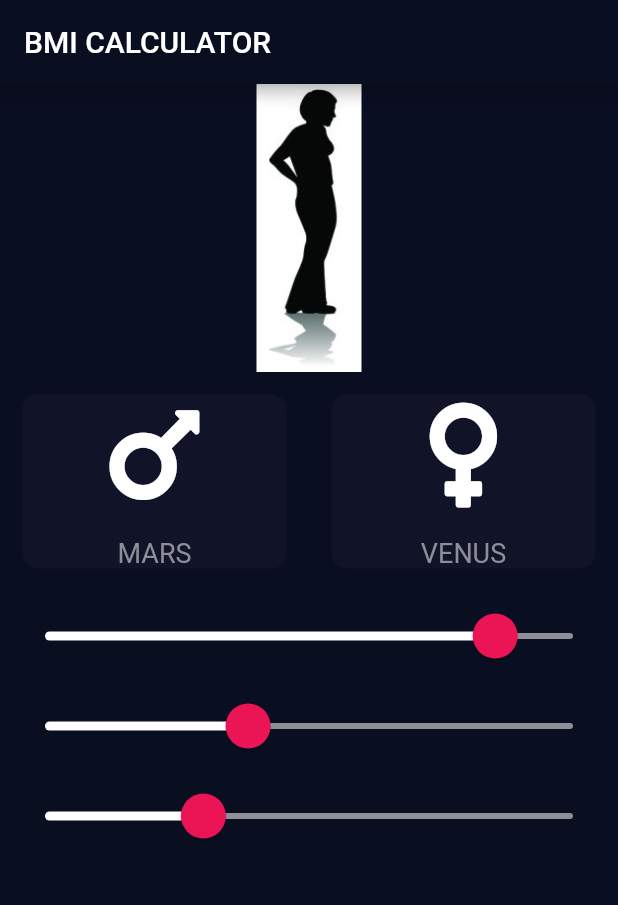
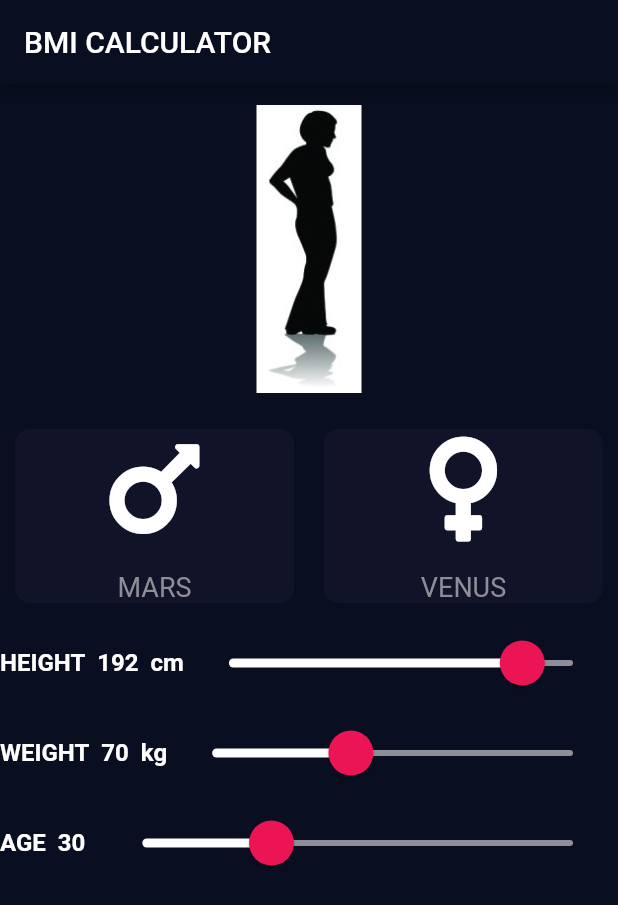
Before and after one commit to IvorNorval/bmi_app, a Flutter app: the screen it shows after launch, on a phone screen of 412 x 824 dp. Shown: the top 905 px of the screen. Run offline on Flutter 3.47's test engine with Material 2 defaults, Android fonts, the phone set to English and light mode, and no system bars; our stand-ins replace font_awesome_flutter.

Commit message:
Add text for weight, height & age

```diff
--- a/lib/components/reusable_card.dart
+++ b/lib/components/reusable_card.dart
@@ -12,7 +12,7 @@ class ReusableCard extends StatelessWidget {
       onTap: onPress,
       child: Container(
         child: cardChild,
-        margin: EdgeInsets.all(15.0),
+        margin: EdgeInsets.all(10.0),
         decoration: BoxDecoration(
           color: color,
           borderRadius: BorderRadius.circular(10.0),
--- a/lib/constants.dart
+++ b/lib/constants.dart
@@ -56,7 +56,8 @@ const kBMITextStyle = TextStyle(
 );
 
 const kBodyTextStyle = TextStyle(
-  fontSize: 22.0,
+  fontSize: 16.0,
+  fontWeight: FontWeight.bold,
 );
 
 double kMinHeight = 120.0;
--- a/lib/screens/input_page.dart
+++ b/lib/screens/input_page.dart
@@ -28,7 +28,9 @@ class _InputPageState extends State<InputPage> {
       body: Column(
         crossAxisAlignment: CrossAxisAlignment.stretch,
         children: <Widget>[
-          Row(
+          Container(
+            height: 220,
+            child: Row(
               mainAxisAlignment: MainAxisAlignment.center,
               children: <Widget>[
                 Container(
@@ -43,6 +45,7 @@ class _InputPageState extends State<InputPage> {
                   ),
                 ),
               ],
+            ),
           ),
           Row(
             children: <Widget>[
@@ -82,7 +85,28 @@ class _InputPageState extends State<InputPage> {
               ),
             ],
           ),
-          SliderTheme(
+          Row(
+            children: <Widget>[
+              Padding(
+                padding: const EdgeInsets.only(right: 8),
+                child: Text(
+                  'HEIGHT',
+                  style: kBodyTextStyle,
+                ),
+              ),
+              Padding(
+                padding: const EdgeInsets.only(right: 8),
+                child: Text(
+                  height.toString(),
+                  style: kBodyTextStyle,
+                ),
+              ),
+              Text(
+                'cm',
+                style: kBodyTextStyle,
+              ),
+              Expanded(
+                child: SliderTheme(
                   data: SliderTheme.of(context).copyWith(
                     activeTrackColor: kActiveColor,
                     inactiveTrackColor: kInactiveColor,
@@ -103,7 +127,31 @@ class _InputPageState extends State<InputPage> {
                     },
                   ),
                 ),
-          SliderTheme(
+              ),
+            ],
+          ),
+          Row(
+            children: <Widget>[
+              Padding(
+                padding: const EdgeInsets.only(right: 8),
+                child: Text(
+                  'WEIGHT',
+                  style: kBodyTextStyle,
+                ),
+              ),
+              Padding(
+                padding: const EdgeInsets.only(right: 8),
+                child: Text(
+                  weight.toString(),
+                  style: kBodyTextStyle,
+                ),
+              ),
+              Text(
+                'kg',
+                style: kBodyTextStyle,
+              ),
+              Expanded(
+                child: SliderTheme(
                   data: SliderTheme.of(context).copyWith(
                     activeTrackColor: kActiveColor,
                     inactiveTrackColor: kInactiveColor,
@@ -124,7 +172,27 @@ class _InputPageState extends State<InputPage> {
                     },
                   ),
                 ),
-          SliderTheme(
+              ),
+            ],
+          ),
+          Row(
+            children: <Widget>[
+              Padding(
+                padding: const EdgeInsets.only(right: 8),
+                child: Text(
+                  'AGE',
+                  style: kBodyTextStyle,
+                ),
+              ),
+              Padding(
+                padding: const EdgeInsets.only(right: 8),
+                child: Text(
+                  age.toString(),
+                  style: kBodyTextStyle,
+                ),
+              ),
+              Expanded(
+                child: SliderTheme(
                   data: SliderTheme.of(context).copyWith(
                     activeTrackColor: kActiveColor,
                     inactiveTrackColor: kInactiveColor,
@@ -158,6 +226,9 @@ class _InputPageState extends State<InputPage> {
                     },
                   ),
                 ),
+              ),
+            ],
+          ),
         ],
       ),
     );
```
Lines whose indentation alone changed are shown as unchanged.
